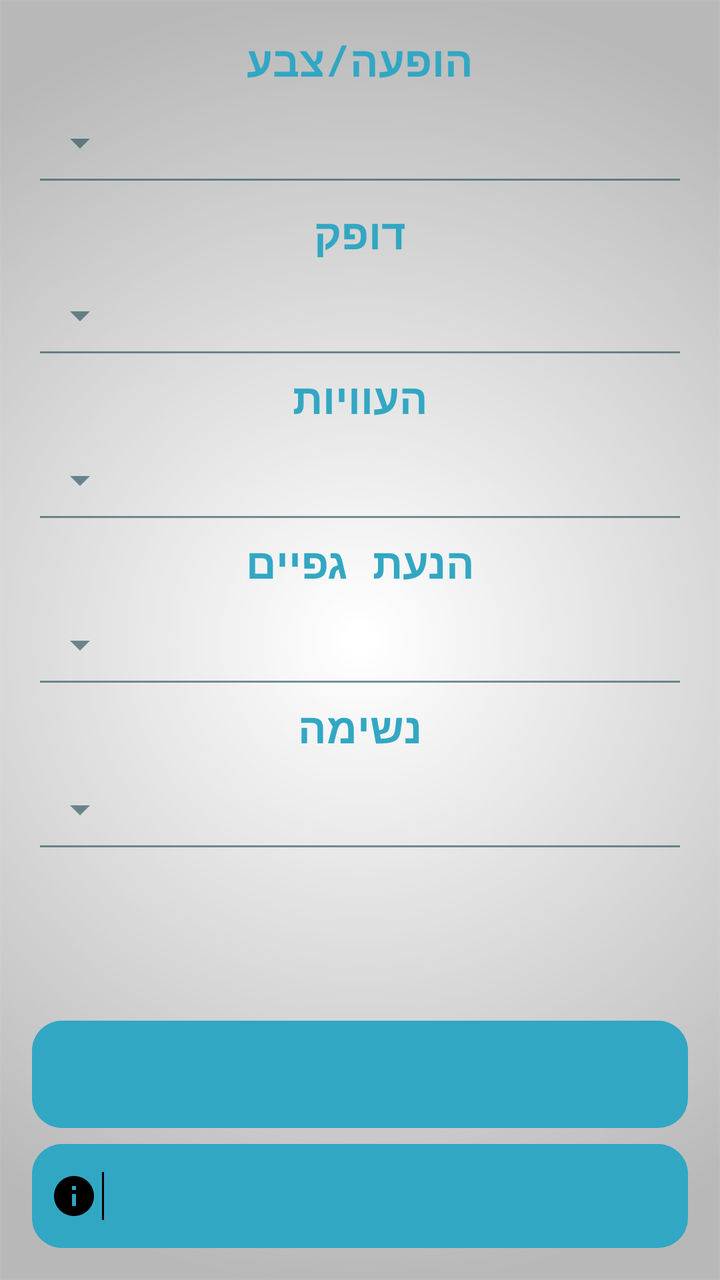
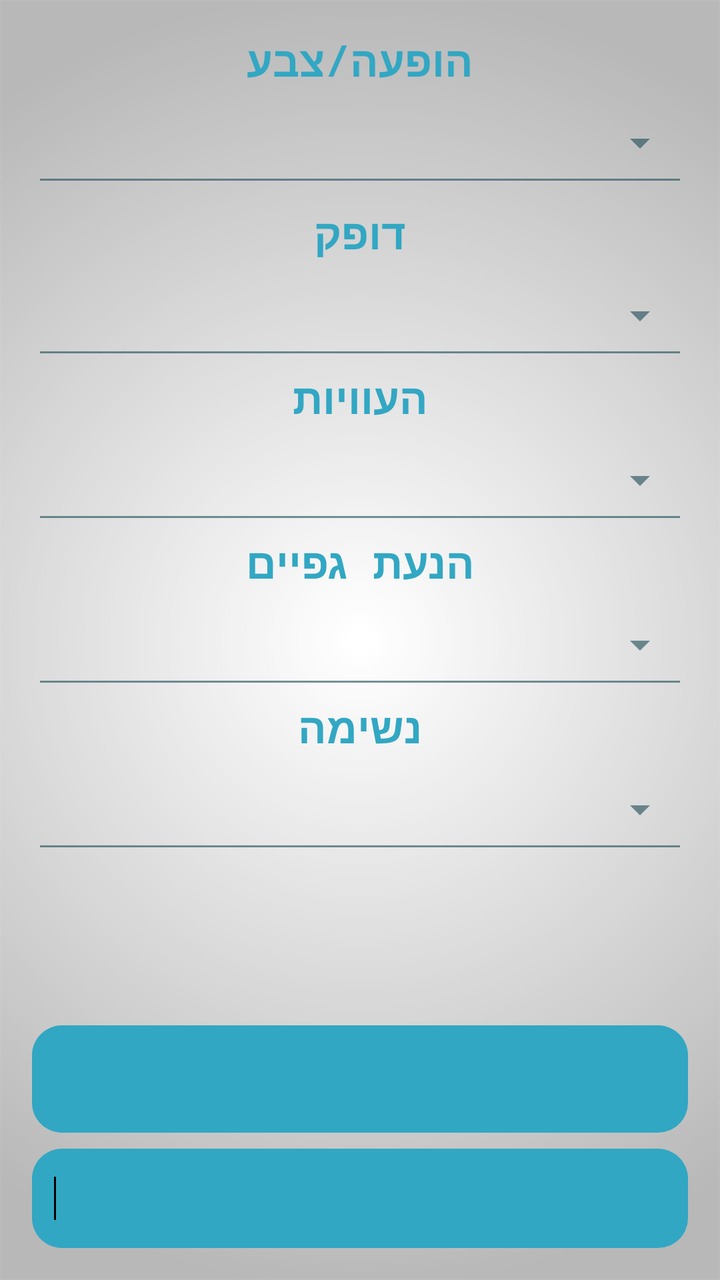

The first picture is an Android layout as it rendered before a commit; the second is the same layout after the commit. The layout source and the unified diff follow.
<!-- AndroidManifest.xml: application theme AppTheme -->
<!-- res/layout/activity_apgar_calc.xml -->
<?xml version="1.0" encoding="utf-8"?>
<RelativeLayout
    xmlns:android="http://schemas.android.com/apk/res/android"
    xmlns:app="http://schemas.android.com/apk/res-auto"
    xmlns:tools="http://schemas.android.com/tools"
    android:layout_width="match_parent"
    android:layout_height="match_parent"
    android:padding="@dimen/activity_horizontal_margin">
    <ScrollView
        android:layout_width="match_parent"
        android:layout_height="match_parent"
        android:layout_above="@+id/ApgarGrade"
        android:layout_marginBottom="8dp">
    <RelativeLayout
        android:orientation="vertical" android:layout_width="match_parent"
        android:layout_height="wrap_content"
        android:layoutDirection="ltr">
        <TextView
            android:layout_width="match_parent"
            android:layout_height="wrap_content"
            android:text="@string/Appe"
            android:id="@+id/ApperenceTxt"
            android:textColor="@color/ColorAqua"
            android:textStyle="bold"
            android:gravity="center"
            android:textSize="21sp"/>
        <android.support.design.widget.TextInputLayout
            android:layout_width="match_parent"
            android:layout_height="wrap_content"
            android:id="@+id/Apperence"
            android:hint="@string/Appe"
            android:layout_below="@+id/ApperenceTxt">
            <Spinner
                android:layout_width="match_parent"
                android:layout_height="54dp"
                android:layoutDirection="rtl"
                android:id="@+id/ApperenceS"
                style="@style/Widget.AppCompat.Spinner.Underlined"
                android:layout_gravity="left"
                android:spinnerMode="dropdown" />
        </android.support.design.widget.TextInputLayout>
        <TextView
            android:layout_width="match_parent"
            android:layout_height="wrap_content"
            android:text="@string/Puls"
            android:id="@+id/PulseTxt"
            android:textSize="21sp"
            android:textColor="@color/ColorAqua"
            android:textStyle="bold"
            android:gravity="center"
            android:layout_marginTop="4dp"
            android:layout_below="@id/Apperence"/>
        <android.support.design.widget.TextInputLayout
            android:layout_width="match_parent"
            android:layout_height="wrap_content"
            android:id="@+id/Pulse"
            android:layout_below="@+id/PulseTxt">
            <Spinner
                android:layout_width="match_parent"
                android:layout_height="54dp"
                android:id="@+id/PulseS"
                android:layoutDirection="rtl"
                style="@style/Widget.AppCompat.Spinner.Underlined"
                android:layout_gravity="left"
                android:spinnerMode="dropdown" />
        </android.support.design.widget.TextInputLayout>
        <TextView
            android:layout_width="match_parent"
            android:layout_height="wrap_content"
            android:text="@string/Grim"
            android:id="@+id/GrimaceTxt"
            android:layout_below="@id/Pulse"
            android:textColor="@color/ColorAqua"
            android:textStyle="bold"
            android:gravity="center"
            android:textSize="21sp"/>
        <android.support.design.widget.TextInputLayout
            android:layout_width="match_parent"
            android:layout_height="wrap_content"
            android:id="@+id/Grimace"
            android:layout_below="@+id/GrimaceTxt">
            <Spinner
                android:layout_width="match_parent"
                android:layout_height="54dp"
                android:id="@+id/GrimaceS"
                android:layoutDirection="rtl"
                style="@style/Widget.AppCompat.Spinner.Underlined"
                android:layout_gravity="left"
                android:spinnerMode="dropdown" />
        </android.support.design.widget.TextInputLayout>
        <TextView
            android:layout_width="match_parent"
            android:layout_height="wrap_content"
            android:text="@string/Acti"
            android:id="@+id/ActivityTxt"
            android:textSize="21sp"
            android:textColor="@color/ColorAqua"
            android:textStyle="bold"
            android:gravity="center"
            android:layout_below="@id/Grimace"/>
        <android.support.design.widget.TextInputLayout
            android:layout_width="match_parent"
            android:layout_height="wrap_content"
            android:id="@+id/Activity"
            android:layout_below="@+id/ActivityTxt">
            <Spinner
                android:layout_width="match_parent"
                android:layout_height="54dp"
                android:id="@+id/ActivityS"
                android:layoutDirection="rtl"
                style="@style/Widget.AppCompat.Spinner.Underlined"
                android:layout_gravity="left"
                android:spinnerMode="dropdown" />
        </android.support.design.widget.TextInputLayout>
        <TextView
            android:layout_width="match_parent"
            android:layout_height="wrap_content"
            android:text="@string/Resp"
            android:id="@+id/RespirationsTxt"
            android:layout_below="@id/Activity"
            android:textColor="@color/ColorAqua"
            android:textStyle="bold"
            android:gravity="center"
            android:textSize="21sp"/>
        <android.support.design.widget.TextInputLayout
            android:layout_width="match_parent"
            android:layout_height="wrap_content"
            android:id="@+id/Respirations"
            android:layout_below="@+id/RespirationsTxt">
            <Spinner
                android:layout_width="match_parent"
                android:layout_height="54dp"
                android:id="@+id/RespirationsS"
                style="@style/Widget.AppCompat.Spinner.Underlined"
                android:layout_gravity="left"
                android:layoutDirection="rtl"
                android:spinnerMode="dropdown" />
        </android.support.design.widget.TextInputLayout>
    </RelativeLayout>
    </ScrollView>
    <TextView
        android:layout_width="match_parent"
        android:layout_height="wrap_content"
        android:id="@+id/ApgarGrade"
        android:background="@drawable/btns_new"
        android:padding="14dp"
        android:textSize="19sp"
        android:layout_marginBottom="8dp"
        android:gravity="start|top"
        android:layout_above="@+id/ApgarInfBG"/>
    <LinearLayout
        android:layout_width="match_parent"
        android:layout_height="wrap_content"
        android:id="@+id/ApgarInfBG"
        android:background="@drawable/btns_new"
        android:drawablePadding="16dp"
        android:paddingStart="7dp"
        android:padding="14dp"
        android:gravity="center_horizontal|top"
        android:layout_alignParentBottom="true">
        <ImageView
            android:layout_width="wrap_content"
            android:layout_height="wrap_content"
            android:layout_marginStart="2dp"
            android:layout_marginEnd="2dp"
            android:tint="@color/Black"
            android:src="@drawable/ic_info"/>
        <View
            android:layout_width="1dp"
            android:layout_height="match_parent"
            android:background="@color/Black"
            android:layout_marginEnd="10dp" />
        <TextView
            android:layout_width="match_parent"
            android:layout_height="wrap_content"
            android:id="@+id/ApgarInfi"
            android:textSize="16sp"/>
    </LinearLayout>

</RelativeLayout>
<!-- resources referenced by this layout -->
<resources>
  <color name="Black">#000000</color>
  <color name="ColorAqua">#32a7c3</color>
  <dimen name="activity_horizontal_margin">16dp</dimen>
  <!-- drawable btns_new (drawable) -->
  <?xml version="1.0" encoding="utf-8"?>
  <shape xmlns:android="http://schemas.android.com/apk/res/android"
      android:shape="rectangle">
      <corners android:radius="15dp" />
      <solid android:color="@color/ColorNice" />
      <padding
          android:right="0dp"
          android:left="0dp"
          android:bottom="0dp"
          android:top="0dp" />
      <stroke
          android:width="0dp"
          android:color="#1e869f" />
  </shape>
  <!-- drawable ic_info: png bitmap (drawable, 1348 bytes) -->
  <string name="Acti">הנעת גפיים</string>
  <string name="Appe">הופעה/צבע</string>
  <string name="Grim">העוויות</string>
  <string name="Puls">דופק</string>
  <string name="Resp">נשימה</string>
  <style name="AppTheme" parent="Theme.AppCompat.Light">
          
          <item name="android:textColor">@color/Black</item>
          <item name="colorPrimary">@color/ColorPrimary</item>
          <item name="colorPrimaryDark">@color/ColorPrimaryDark</item>
          <item name="android:textColorHintInverse">@color/ColorBlue</item>
          <item name="actionBarTheme">@style/ThemeOverlay.AppCompat.Dark.ActionBar</item>
          <item name="buttonStyle">@style/FButton</item>
          <item name="android:buttonStyle">@style/FButton</item>
          <item name="colorAccent">@color/materialGrey300</item>
          
          <item name="android:actionMenuTextColor">@color/Black</item>
          <item name="android:itemBackground">@color/materialGrey300</item>
          <item name="android:textColorSecondary">@color/ColorRedDark</item>
          <item name="android:windowBackground">@drawable/ic_bgg</item>
          <item name="android:typeface">monospace</item>
  
          <item name="android:textColorHint">@color/ColorAqua</item>
          <item name="colorControlNormal">@color/ColorBlue</item>
          <item name="colorControlActivated">@color/ColorAqua</item>
          <item name="colorControlHighlight">@color/ColorAqua</item>
      </style>
  <color name="ColorNice">#31a7c3</color>
  <color name="ColorPrimary">#10133b</color>
  <color name="ColorPrimaryDark">#1a1d4b</color>
  <color name="ColorBlue">#98194853</color>
  <style name="FButton" parent="Theme.AppCompat.Light">
          <item name="colorControlHighlight">@color/ColorBlue</item>
          <item name="android:textColor">@color/ColorAqua</item>
          <item name="android:textSize">20sp</item>
      </style>
  <color name="materialGrey300">#ffe0e0e0</color>
  <color name="ColorRedDark">#6b0000</color>
  <!-- drawable ic_bgg: png bitmap (drawable, 33899 bytes) -->
</resources>

<!-- the commit's change to res/layout/activity_apgar_calc.xml (unified diff, before → after) -->
@@ -13,8 +13,7 @@
         android:layout_marginBottom="8dp">
     <RelativeLayout
         android:orientation="vertical" android:layout_width="match_parent"
-        android:layout_height="wrap_content"
-        android:layoutDirection="ltr">
+        android:layout_height="wrap_content">
         <TextView
             android:layout_width="match_parent"
             android:layout_height="wrap_content"
@@ -33,10 +32,9 @@
             <Spinner
                 android:layout_width="match_parent"
                 android:layout_height="54dp"
-                android:layoutDirection="rtl"
                 android:id="@+id/ApperenceS"
                 style="@style/Widget.AppCompat.Spinner.Underlined"
-                android:layout_gravity="left"
+                android:layout_gravity="start"
                 android:spinnerMode="dropdown" />
         </android.support.design.widget.TextInputLayout>
         <TextView
@@ -59,9 +57,8 @@
                 android:layout_width="match_parent"
                 android:layout_height="54dp"
                 android:id="@+id/PulseS"
-                android:layoutDirection="rtl"
                 style="@style/Widget.AppCompat.Spinner.Underlined"
-                android:layout_gravity="left"
+                android:layout_gravity="start"
                 android:spinnerMode="dropdown" />
         </android.support.design.widget.TextInputLayout>
         <TextView
@@ -83,9 +80,8 @@
                 android:layout_width="match_parent"
                 android:layout_height="54dp"
                 android:id="@+id/GrimaceS"
-                android:layoutDirection="rtl"
                 style="@style/Widget.AppCompat.Spinner.Underlined"
-                android:layout_gravity="left"
+                android:layout_gravity="start"
                 android:spinnerMode="dropdown" />
         </android.support.design.widget.TextInputLayout>
         <TextView
@@ -107,9 +103,8 @@
                 android:layout_width="match_parent"
                 android:layout_height="54dp"
                 android:id="@+id/ActivityS"
-                android:layoutDirection="rtl"
                 style="@style/Widget.AppCompat.Spinner.Underlined"
-                android:layout_gravity="left"
+                android:layout_gravity="start"
                 android:spinnerMode="dropdown" />
         </android.support.design.widget.TextInputLayout>
         <TextView
@@ -132,8 +127,7 @@
                 android:layout_height="54dp"
                 android:id="@+id/RespirationsS"
                 style="@style/Widget.AppCompat.Spinner.Underlined"
-                android:layout_gravity="left"
-                android:layoutDirection="rtl"
+                android:layout_gravity="start"
                 android:spinnerMode="dropdown" />
         </android.support.design.widget.TextInputLayout>
     </RelativeLayout>
@@ -164,7 +158,7 @@
             android:layout_marginStart="2dp"
             android:layout_marginEnd="2dp"
             android:tint="@color/Black"
-            android:src="@drawable/ic_info"/>
+            app:srcCompat="@drawable/ic_info"/>
         <View
             android:layout_width="1dp"
             android:layout_height="match_parent"
